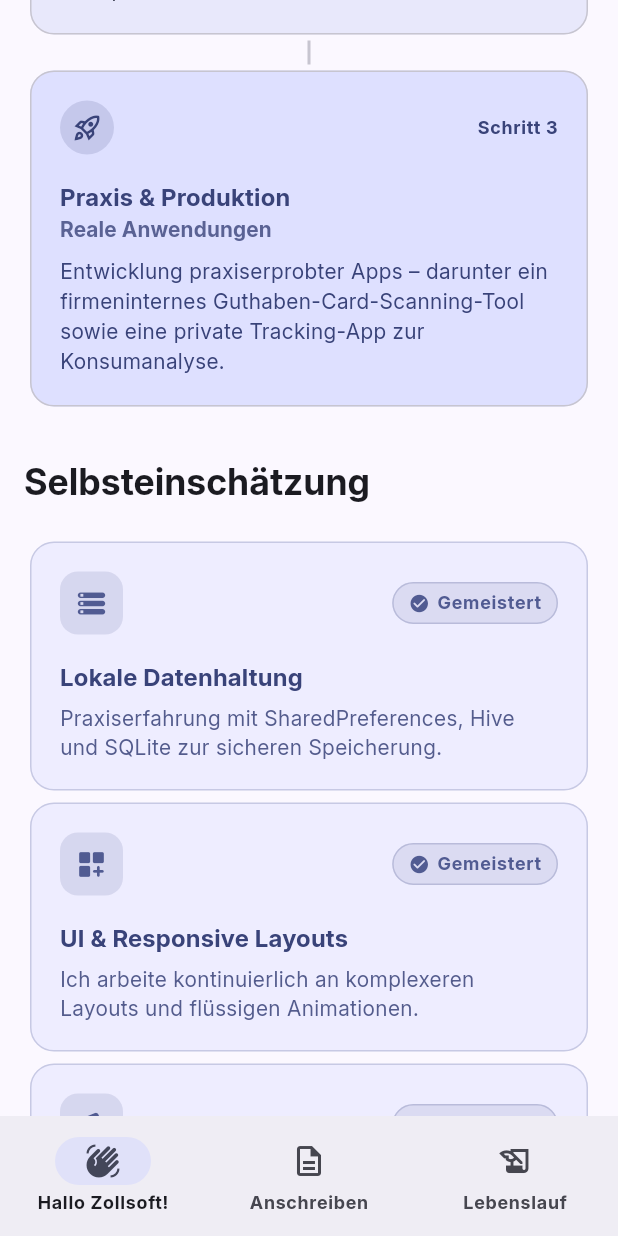
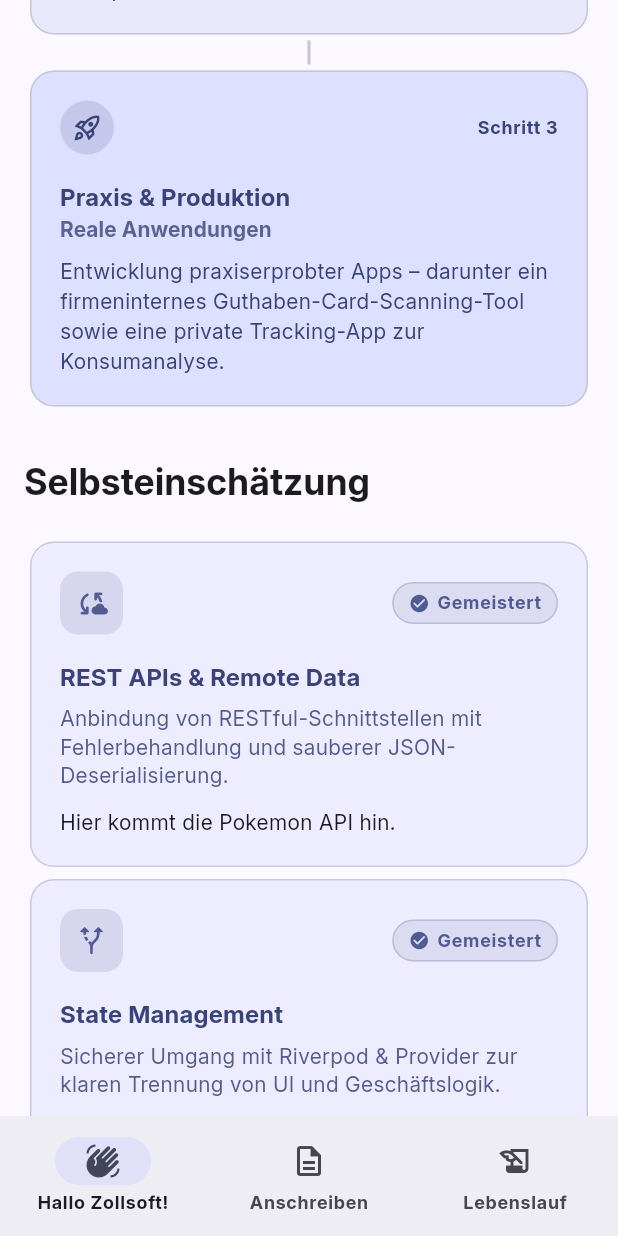
Before and after one commit to fynngerdes/bewerbung_zollsoft, a Flutter app: the screen it shows after launch, scrolled down 1152 dp, on a phone screen of 412 x 824 dp. Run offline on Flutter 3.47's test engine with Material 3 defaults, Android fonts, the phone set to English and light mode, and no system bars; our stand-ins replace flutter_riverpod, go_router, riverpod_annotation; generated files the repository leaves out were written again.

Commit message:
refactor: migrate Hello Zollsoft widgets to new component structure and add dynamic theme seed color provider.

```diff
--- a/lib/hello_zollsoft/data/self_assessment_data.dart
+++ b/lib/hello_zollsoft/data/self_assessment_data.dart
@@ -1,7 +1,24 @@
+import 'package:bewerbung_zollsoft/hello_zollsoft/widgets/set_theme_widget.dart';
 import 'package:flutter/material.dart';
 import '../models/self_assessment_item_model.dart';
 
 const List<SelfAssessmentItemModel> selfAssessmentItems = [
+  SelfAssessmentItemModel(
+    isMastered: true,
+    title: 'REST APIs & Remote Data',
+    description:
+        'Anbindung von RESTful-Schnittstellen mit Fehlerbehandlung und sauberer JSON-Deserialisierung.',
+    icon: Icons.cloud_sync_rounded,
+    customWidget: Text('Hier kommt die Pokemon API hin.'),
+  ),
+  SelfAssessmentItemModel(
+    isMastered: true,
+    title: 'State Management',
+    description:
+        'Sicherer Umgang mit Riverpod & Provider zur klaren Trennung von UI und Geschäftslogik.',
+    icon: Icons.alt_route_rounded,
+    customWidget: SetThemeWidget(),
+  ),
   SelfAssessmentItemModel(
     isMastered: true,
     title: 'Lokale Datenhaltung',
@@ -22,22 +39,6 @@ const List<SelfAssessmentItemModel> selfAssessmentItems = [
     description:
         'Ich habe fundierte Kenntnisse in der Implementierung der offiziellen Material Design Richtlinien für Flutter-Apps.',
     icon: Icons.style_rounded,
-  ),
-  SelfAssessmentItemModel(
-    isMastered: true,
-    title: 'REST APIs & Remote Data',
-    description:
-        'Anbindung von RESTful-Schnittstellen mit Fehlerbehandlung und sauberer JSON-Deserialisierung.',
-    icon: Icons.cloud_sync_rounded,
-    customWidget: Text('Hier kommt die Pokemon API hin.'),
-  ),
-  SelfAssessmentItemModel(
-    isMastered: true,
-    title: 'State Management',
-    description:
-        'Sicherer Umgang mit Riverpod & Provider zur klaren Trennung von UI und Geschäftslogik.',
-    icon: Icons.alt_route_rounded,
-    customWidget: Text('Die kommt der Theme switch hin.'),
   ),
   SelfAssessmentItemModel(
     isMastered: false,
--- a/lib/hello_zollsoft/pages/hello_zollsoft_page.dart
+++ b/lib/hello_zollsoft/pages/hello_zollsoft_page.dart
@@ -2,9 +2,9 @@ import '../widgets/self_assessment_widget.dart';
 import 'package:flutter/material.dart';
 import 'package:flutter_riverpod/flutter_riverpod.dart';
 
-import '../widgets/hello_zollsoft_header_widget.dart';
-import '../widgets/hello_zollsoft_pitch_widget.dart';
-import '../widgets/hello_zollsoft_roadmap_widget.dart';
+import '../widgets/header_widget.dart';
+import '../widgets/pitch_widget.dart';
+import '../widgets/roadmap_widget.dart';
 
 class HelloZollsoftPage extends ConsumerWidget {
   const HelloZollsoftPage({super.key});
@@ -25,11 +25,11 @@ class HelloZollsoftPage extends ConsumerWidget {
           child: const Column(
             crossAxisAlignment: CrossAxisAlignment.start,
             children: [
-              HelloZollsoftHeaderWidget(),
+              HeaderWidget(),
               SizedBox(height: 30),
-              HelloZollsoftPitchWidget(),
+              PitchWidget(),
               SizedBox(height: 30),
-              HelloZollsoftRoadmapWidget(),
+              RoadmapWidget(),
               SizedBox(height: 30),
               SelfAssessmentWidget(),
             ],
--- a/lib/hello_zollsoft/provider/theme_provider.dart
+++ b/lib/hello_zollsoft/provider/theme_provider.dart
@@ -5,8 +5,9 @@ part 'theme_provider.g.dart';
 
 @Riverpod(keepAlive: true)
 ThemeData theme(Ref ref, {required Brightness brightness}) {
+  final seedColor = ref.watch(themeSeedColorProvider);
   final colorScheme = ColorScheme.fromSeed(
-    seedColor: Colors.indigo,
+    seedColor: seedColor,
     brightness: brightness,
   );
   return ThemeData(
@@ -59,3 +60,11 @@ class SwitchThemeMode extends _$SwitchThemeMode {
 
   void toggleThemeMode(ThemeMode themeMode) => state = themeMode;
 }
+
+@Riverpod(keepAlive: true)
+class ThemeSeedColor extends _$ThemeSeedColor {
+  @override
+  Color build() => Colors.indigo;
+
+  void setSeedColor(Color color) => state = color;
+}
--- a/lib/hello_zollsoft/widgets/hello_zollsoft_header_widget.dart
+++ b/lib/hello_zollsoft/widgets/header_widget.dart
@@ -3,8 +3,8 @@ import 'package:bewerbung_zollsoft/common_widgets/heading_indicator_with_title_w
 import 'package:flutter/material.dart';
 import 'package:url_launcher/url_launcher.dart';
 
-class HelloZollsoftHeaderWidget extends StatelessWidget {
-  const HelloZollsoftHeaderWidget({super.key});
+class HeaderWidget extends StatelessWidget {
+  const HeaderWidget({super.key});
 
   @override
   Widget build(BuildContext context) {
--- a/lib/hello_zollsoft/widgets/hello_zollsoft_pitch_widget.dart
+++ b/lib/hello_zollsoft/widgets/pitch_widget.dart
@@ -1,7 +1,7 @@
 import 'package:flutter/material.dart';
 
-class HelloZollsoftPitchWidget extends StatelessWidget {
-  const HelloZollsoftPitchWidget({super.key});
+class PitchWidget extends StatelessWidget {
+  const PitchWidget({super.key});
 
   @override
   Widget build(BuildContext context) {
--- a/lib/hello_zollsoft/widgets/hello_zollsoft_roadmap_widget.dart
+++ b/lib/hello_zollsoft/widgets/roadmap_widget.dart
@@ -1,7 +1,7 @@
 import 'package:flutter/material.dart';
 
-class HelloZollsoftRoadmapWidget extends StatelessWidget {
-  const HelloZollsoftRoadmapWidget({super.key});
+class RoadmapWidget extends StatelessWidget {
+  const RoadmapWidget({super.key});
 
   @override
   Widget build(BuildContext context) {
```
Also changed, not shown: lib/hello_zollsoft/widgets/set_theme_widget.dart (added, +157 -0 lines), lib/hello_zollsoft/provider/theme_provider.g.dart.
